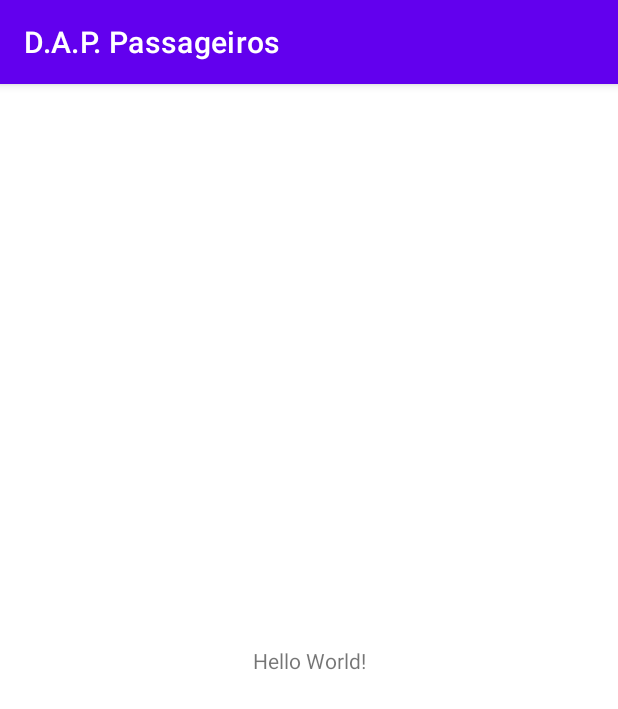
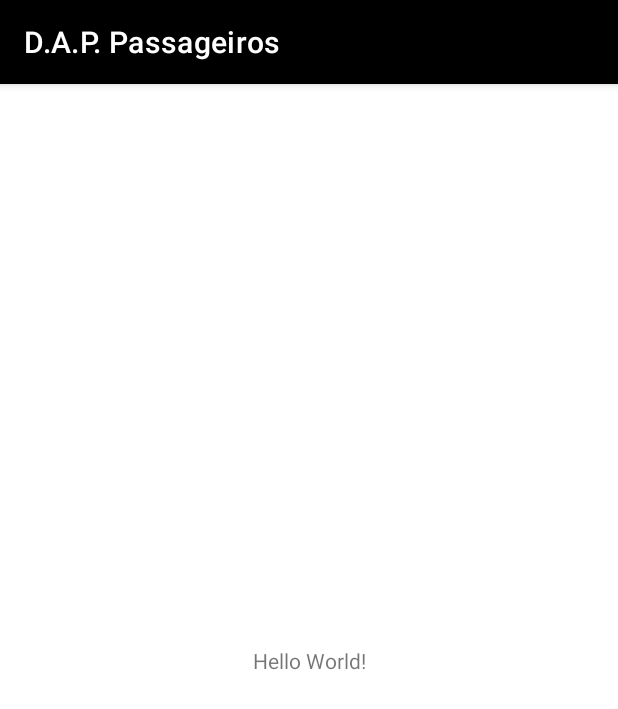
Before and after one commit to EduardoCostaEXE/TCCandroid, an Android app: the screen it shows after launch (MainActivity), on a phone screen of 412 x 824 dp. Shown: the top 709 px of the screen. Run offline under Robolectric (Android 15) with nearby library versions, the light colour scheme and no system bars.

Commit message:
Alteração das cores

```diff
--- a/DAPPassageiros/app/src/main/res/values/themes.xml
+++ b/DAPPassageiros/app/src/main/res/values/themes.xml
@@ -2,12 +2,12 @@
     <!-- Base application theme. -->
     <style name="Theme.DAPPassageiros" parent="Theme.MaterialComponents.DayNight.DarkActionBar">
         <!-- Primary brand color. -->
-        <item name="colorPrimary">@color/purple_500</item>
-        <item name="colorPrimaryVariant">@color/purple_700</item>
+        <item name="colorPrimary">@color/black</item>
+        <item name="colorPrimaryVariant">@color/white</item>
         <item name="colorOnPrimary">@color/white</item>
         <!-- Secondary brand color. -->
-        <item name="colorSecondary">@color/teal_200</item>
-        <item name="colorSecondaryVariant">@color/teal_700</item>
+        <item name="colorSecondary">@color/white</item>
+        <item name="colorSecondaryVariant">@color/black</item>
         <item name="colorOnSecondary">@color/black</item>
         <!-- Status bar color. -->
         <item name="android:statusBarColor" tools:targetApi="l">?attr/colorPrimaryVariant</item>
```
